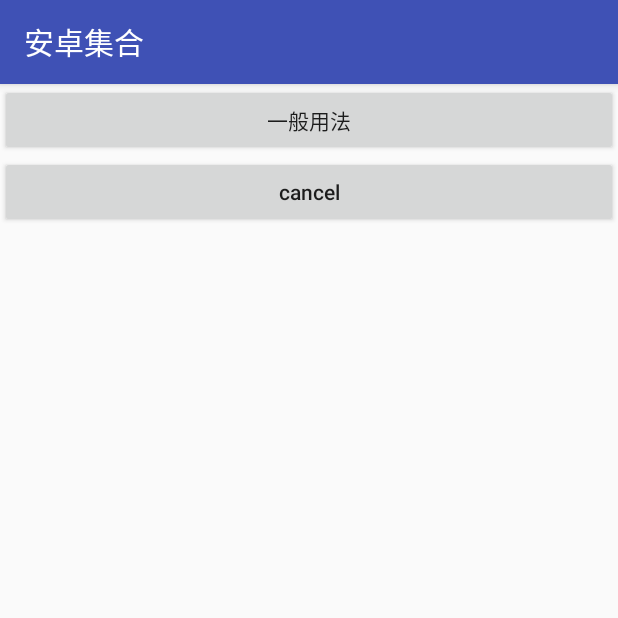
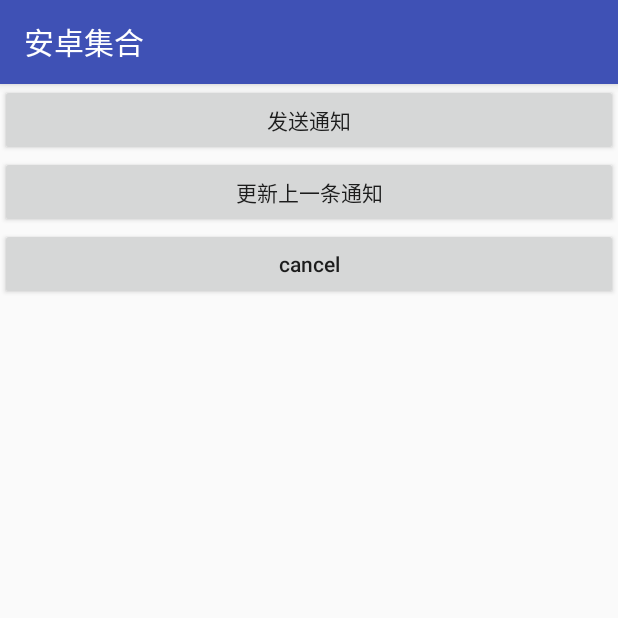
Before and after one commit to ericls16/android-collections, an Android app: the screen it shows after launch (NotificationActivity), after a tap on "cancel", on a phone screen of 412 x 824 dp, the top half of it. Run offline under Robolectric (Android 15) with nearby library versions, the phone set to English and light mode, and no system bars; our stand-ins replace data binding.

Commit message:
notification start

```diff
--- a/collections/src/main/java/com/ls/collections/ui/features/NotificationActivity.java
+++ b/collections/src/main/java/com/ls/collections/ui/features/NotificationActivity.java
@@ -1,13 +1,18 @@
 package com.ls.collections.ui.features;
 
+import android.app.Notification;
 import android.app.NotificationManager;
+import android.app.PendingIntent;
 import android.content.Context;
+import android.content.Intent;
 import android.databinding.DataBindingUtil;
+import android.graphics.BitmapFactory;
 import android.os.Bundle;
 import android.support.annotation.Nullable;
+import android.support.v4.app.NotificationCompat;
 import android.support.v7.app.AppCompatActivity;
-import android.support.v7.app.NotificationCompat;
 import android.view.View;
+import android.widget.Toast;
 
 import com.ls.collections.R;
 import com.ls.collections.databinding.ActivityNotificationBinding;
@@ -22,7 +27,9 @@ public class NotificationActivity extends AppCompatActivity implements View.OnCl
     private ActivityNotificationBinding mBinding;
 
     private NotificationManager notificationManager;
-    private int id = 0;
+    private NotificationCompat.Builder builder;
+    private Notification notification;
+    private int id = 1;
 
     @Override
     protected void onCreate(@Nullable Bundle savedInstanceState) {
@@ -33,31 +40,56 @@ public class NotificationActivity extends AppCompatActivity implements View.OnCl
     @Override
     public void onClick(View v) {
         switch (v.getId()) {
-            case R.id.btn_general:
+            case R.id.btn_general_notification:
                 sendNotification();
                 break;
-            case R.id.btn_cancel:
+            case R.id.btn_update_notification:
+                updateNotification();
+                break;
+            case R.id.btn_cancel_notification:
                 cancelNotification();
                 break;
         }
 
     }
 
+    /**
+     * 发通知
+     */
     private void sendNotification() {
         //获取NotificationManager实例
         notificationManager = (NotificationManager) getSystemService(Context.NOTIFICATION_SERVICE);
+
+        //获取PendingIntent,用于点击通知跳转
+        Intent intent = new Intent(this, NotificationActivity.class);
+        PendingIntent pendingIntent = PendingIntent.getActivity(this, 0, intent, PendingIntent.FLAG_UPDATE_CURRENT);
+
         //实例化NotificationCompat.Builde并设置相关属性
-        NotificationCompat.Builder builder = new NotificationCompat.Builder(this);
-        builder.setSmallIcon(R.mipmap.ic_launcher);
-        builder.setContentTitle("标题");
-        builder.setContentText("内容");
+        builder = new NotificationCompat.Builder(this)
+                .setSmallIcon(R.mipmap.ic_launcher)
+                .setLargeIcon(BitmapFactory.decodeResource(getResources(), R.mipmap.android))
+                .setAutoCancel(true) //点击通知后自动清除
+                .setContentTitle("标题")
+                .setContentText("内容:点我跳转到NotificationActivity")
+                .setContentIntent(pendingIntent);
 
         //通过builder.build()方法生成Notification对象,并发送通知,id=1
-        notificationManager.notify(id++, builder.build());
+        notificationManager.notify(id, builder.build());
     }
 
-    //取消消息的单击事件；
+    /**
+     * 更新上一条通知信息(更改置顶id通知的内容)
+     */
+    private void updateNotification() {
+        builder.setContentTitle("标题被更改");
+        notificationManager.notify(id,builder.build());
+    }
+
+    /**
+     * 删除一条通知栏里的消息
+     */
     public void cancelNotification() {
-        notificationManager.cancel(--id); //按收到消息的先后从后向前点一次取消一条；
+        //根据id来取消
+        notificationManager.cancel(id);
     }
 }
--- a/collections/src/main/res/layout/activity_notification.xml
+++ b/collections/src/main/res/layout/activity_notification.xml
@@ -7,15 +7,23 @@
         android:layout_height="match_parent">
 
         <Button
-            android:id="@+id/btn_general"
+            android:id="@+id/btn_general_notification"
             android:layout_width="match_parent"
             android:layout_height="wrap_content"
             android:textAllCaps="false"
             android:onClick="onClick"
-            android:text="一般用法"/>
+            android:text="发送通知"/>
 
         <Button
-            android:id="@+id/btn_cancel"
+            android:id="@+id/btn_update_notification"
+            android:layout_width="match_parent"
+            android:layout_height="wrap_content"
+            android:textAllCaps="false"
+            android:onClick="onClick"
+            android:text="更新上一条通知"/>
+
+        <Button
+            android:id="@+id/btn_cancel_notification"
             android:layout_width="match_parent"
             android:layout_height="wrap_content"
             android:textAllCaps="false"
```
Also changed, not shown: collections/src/main/res/mipmap-xxhdpi/android.jpg (added).
